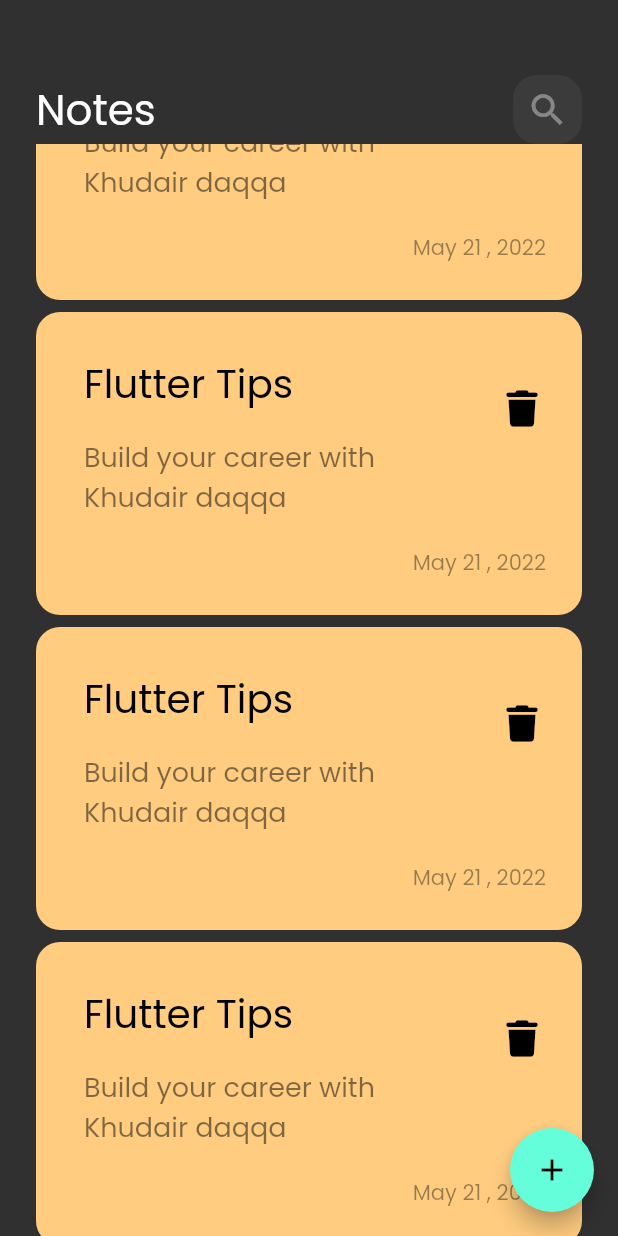
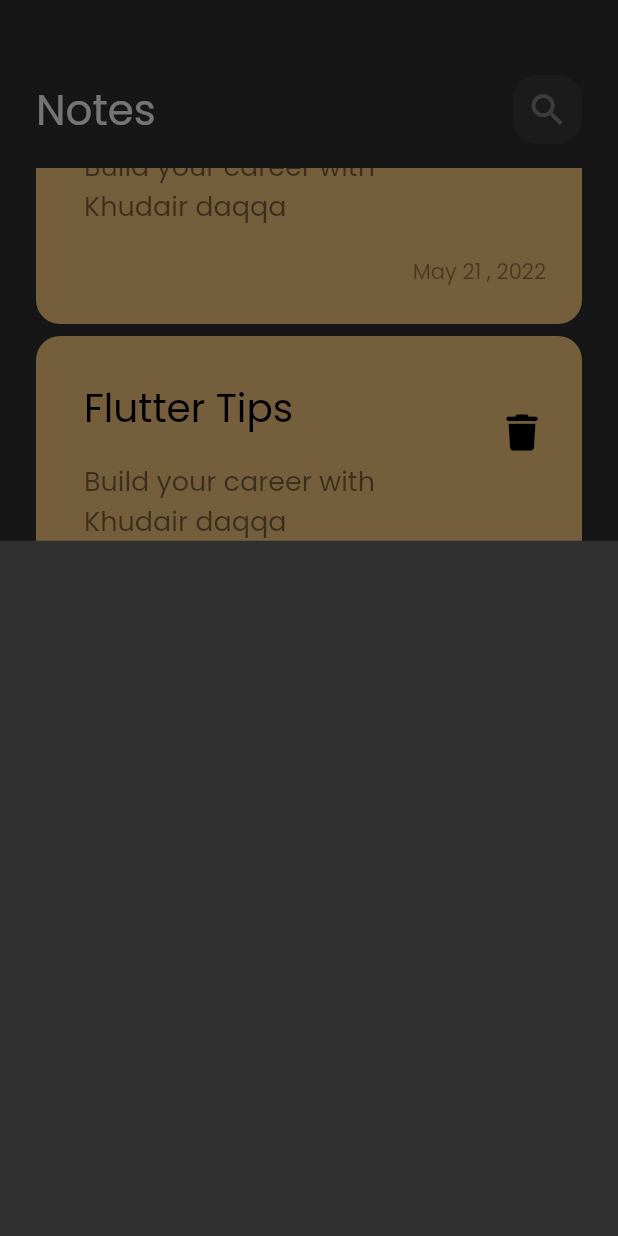
Before and after one commit to 1khudair/notes_app, a Flutter app: the screen it shows after launch, scrolled down 1152 dp, after a tap on the "add" icon, on a phone screen of 412 x 824 dp. Run offline on Flutter 3.47's test engine with Material 2 defaults, Android fonts, the phone set to English and light mode, and no system bars; our stand-ins replace font_awesome_flutter.

Commit message:
show modal bottom sheet

```diff
--- a/lib/views/notes_views.dart
+++ b/lib/views/notes_views.dart
@@ -9,13 +9,27 @@ class NotesView extends StatelessWidget {
 
   @override
   Widget build(BuildContext context) {
-
-    return  Scaffold(
+    return Scaffold(
       floatingActionButton: FloatingActionButton(
-        onPressed: () {} ,
-         child: const Icon(Icons.add),
-         ),
+        onPressed: () {
+          showModalBottomSheet(
+              context: context,
+              builder: (context) {
+                return const AddNoteBottomSheet();
+              });
+        },
+        child: const Icon(Icons.add),
+      ),
       body: const NotesViewBody(),
     );
   }
 }
+
+class AddNoteBottomSheet extends StatelessWidget {
+  const AddNoteBottomSheet({super.key});
+
+  @override
+  Widget build(BuildContext context) {
+    return Container();
+  }
+}
--- /dev/null
+++ b/lib/views/widgets/add_note_bottom_sheet.dart
@@ -0,0 +1,10 @@
+import 'package:flutter/material.dart';
+
+class AddNoteBottomSheet extends StatelessWidget {
+  const AddNoteBottomSheet({super.key});
+
+  @override
+  Widget build(BuildContext context) {
+    return Container();
+  }
+}
--- a/lib/views/widgets/notes_list_view.dart
+++ b/lib/views/widgets/notes_list_view.dart
@@ -5,14 +5,18 @@ import 'custom_note_item.dart';
 class NotesListView extends StatelessWidget {
   const NotesListView({super.key});
 
-
   @override
   Widget build(BuildContext context) {
-    return ListView.builder(itemBuilder: (context, index) {
-      return const Padding(
-        padding: EdgeInsets.symmetric(vertical: 4),
-        child: noteitem(),
-      );
-    });
+    return Padding(
+      padding: const EdgeInsets.symmetric(vertical: 16),
+      child: ListView.builder(
+          padding: EdgeInsets.zero,
+          itemBuilder: (context, index) {
+            return const Padding(
+              padding: EdgeInsets.symmetric(vertical: 4),
+              child: noteitem(),
+            );
+          }),
+    );
   }
 }
```
